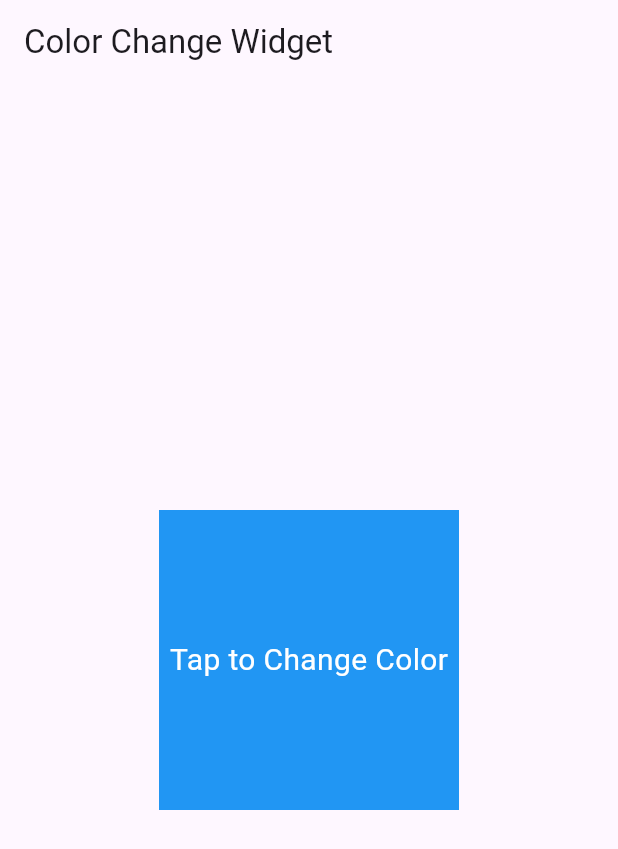
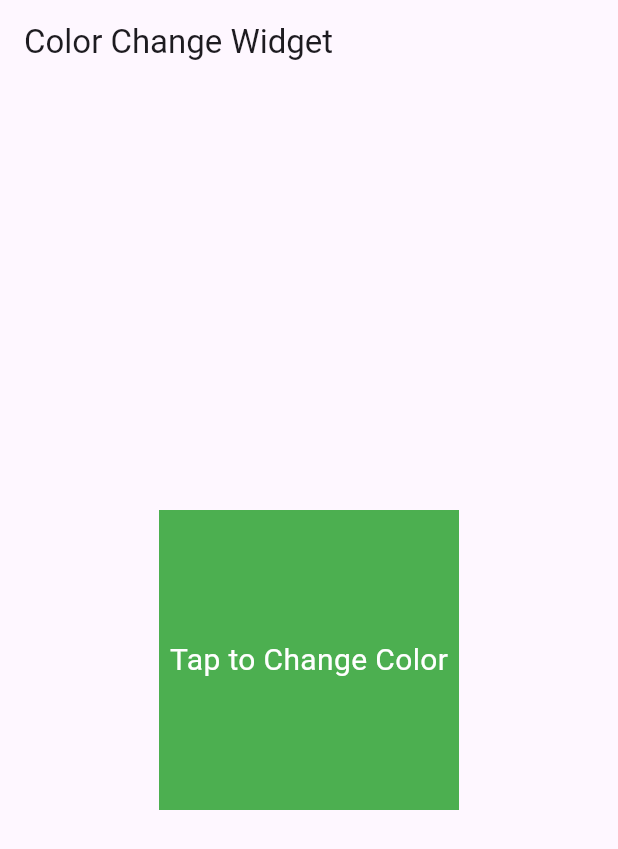
Before and after one commit to Progra-Movil-917/PruebaIntermedia1_Javier-Ochoa, a Flutter app: the screen it shows after launch, on a phone screen of 412 x 824 dp. Shown: the top 849 px of the screen. Run offline on Flutter 3.47's test engine with Material 3 defaults, Android fonts, the phone set to English and light mode, and no system bars.

Commit message:
Update Colores

```diff
--- a/lib/main.dart
+++ b/lib/main.dart
@@ -8,10 +8,10 @@ class ColorChangeWidget extends StatefulWidget {
 
 class _ColorChangeWidgetState extends State<ColorChangeWidget> {
   // Define el color inicial del contenedor.
-  Color _currentColor = Colors.blue;
+  Color _currentColor = Colors.green;
 
   // Lista de colores disponibles para alternar.
-  List<Color> _availableColors = [Colors.blue, Colors.red];
+  List<Color> _availableColors = [Colors.green, Colors.red];
 
   // Función para cambiar el color al siguiente de la lista.
   void _changeColor() {
```
